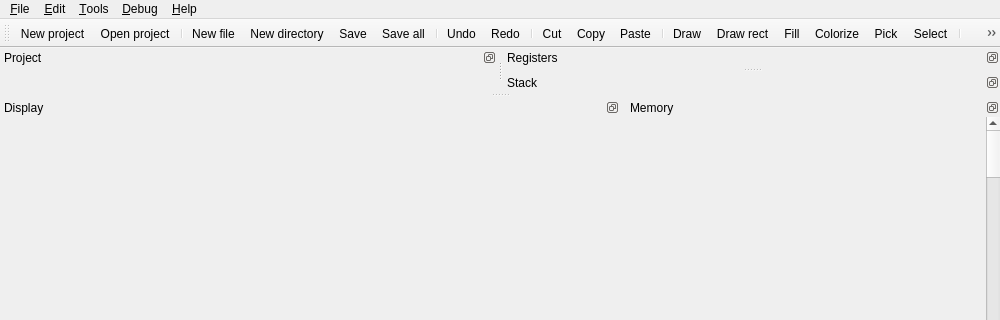
This is editor/MainWindow.ui in zapolnov/zxide as Qt 5 draws it before an edit; both pictures show x 0 to 1000 and y 0 to 320 of the 1000 by 675 pixel window. The edited form follows.
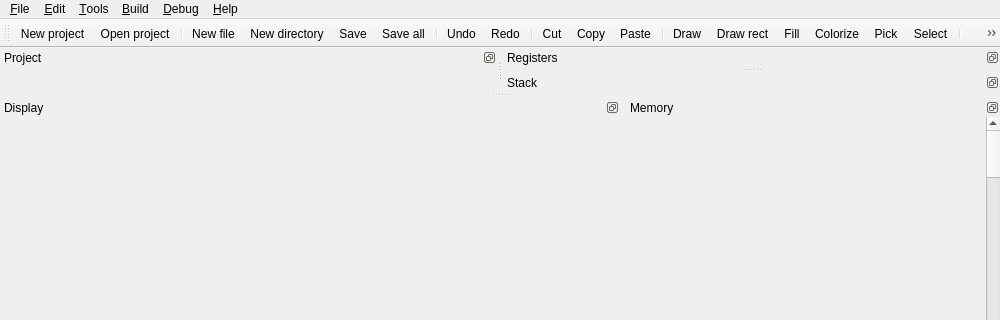
This is the edited form. Icons and pictures are not drawn. Custom widgets are drawn as their Qt base class.

Diff of the .ui file:
```diff
--- a/editor/MainWindow.ui
+++ b/editor/MainWindow.ui
@@ -177,9 +177,18 @@
     <addaction name="separator"/>
     <addaction name="actionSettings"/>
    </widget>
+   <widget class="QMenu" name="menuBuild">
+    <property name="title">
+     <string>&amp;Build</string>
+    </property>
+    <addaction name="actionBuild"/>
+    <addaction name="separator"/>
+    <addaction name="actionPlayAudio"/>
+   </widget>
    <addaction name="menuFile"/>
    <addaction name="menuEdit"/>
    <addaction name="menuTools"/>
+   <addaction name="menuBuild"/>
    <addaction name="menuDebug"/>
    <addaction name="menuHelp"/>
   </widget>
```
Left out of the diff: 12 changed lines with no effect on the pictures.
